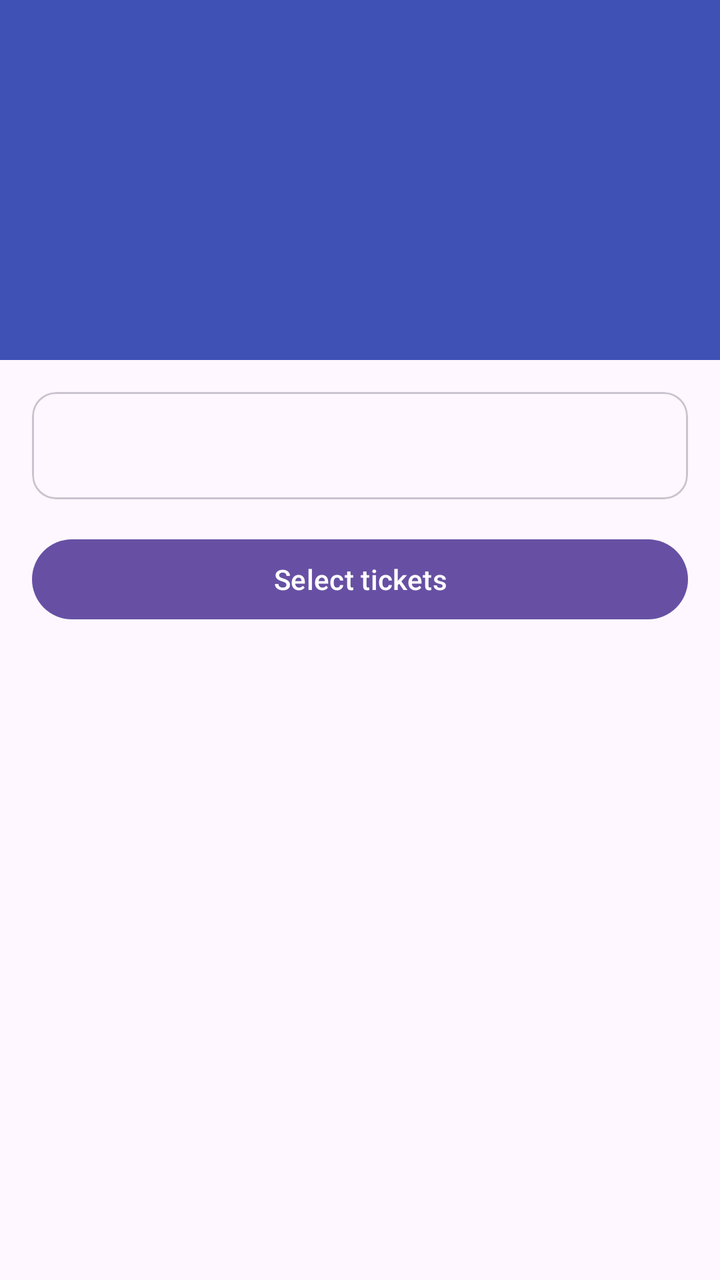
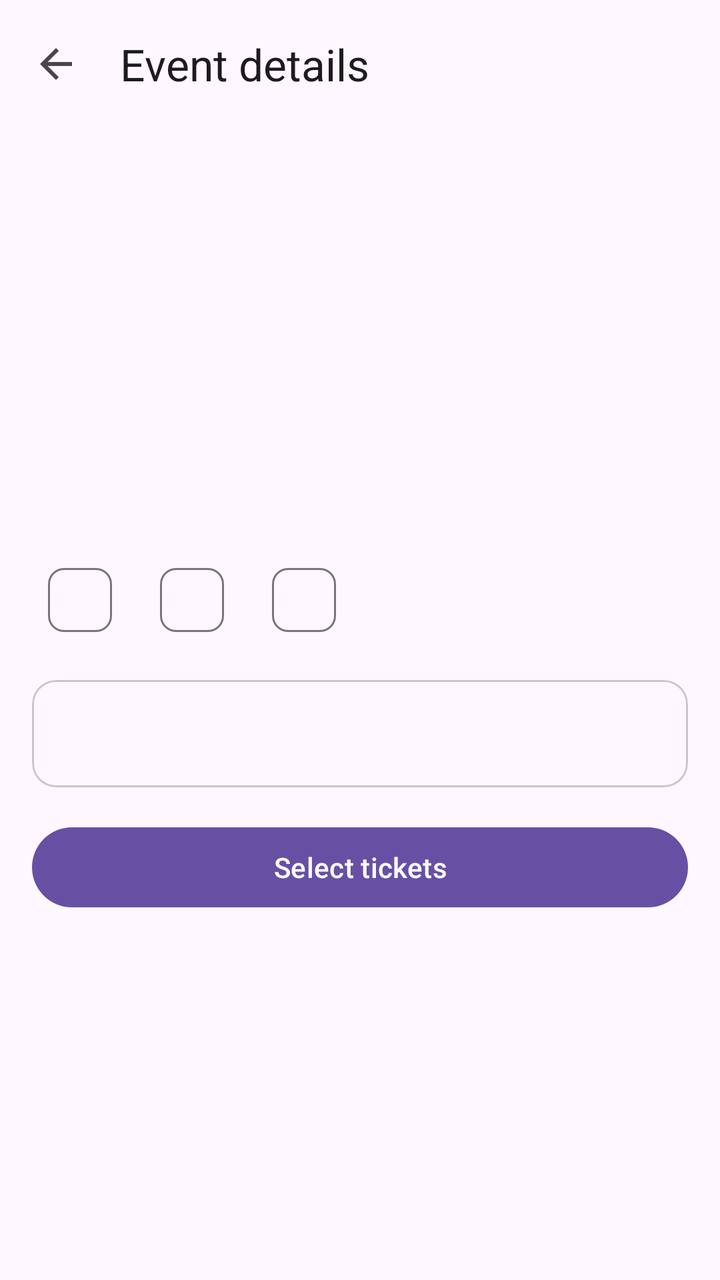

Compare the two renders of this Android layout. The source of the first and the diff that turns it into the second are given below.
<!-- AndroidManifest.xml: application theme Theme.Ticketree -->
<!-- res/layout/activity_event_detail.xml -->
<?xml version="1.0" encoding="utf-8"?>
<ScrollView xmlns:android="http://schemas.android.com/apk/res/android"
    android:layout_width="match_parent"
    android:layout_height="match_parent"
    android:fitsSystemWindows="true">

    <LinearLayout
        android:layout_width="match_parent"
        android:layout_height="wrap_content"
        android:orientation="vertical">

        <com.google.android.material.textview.MaterialTextView
            android:id="@+id/tvImage"
            android:layout_width="match_parent"
            android:layout_height="180dp"
            android:background="#3F51B5"
            android:gravity="center"
            android:textColor="#FFFFFF"
            android:textSize="22sp"
            android:textStyle="bold" />

        <com.google.android.material.card.MaterialCardView
            android:layout_width="match_parent"
            android:layout_height="wrap_content"
            android:layout_margin="16dp">

            <com.google.android.material.textview.MaterialTextView
                android:id="@+id/tvDetails"
                android:layout_width="match_parent"
                android:layout_height="wrap_content"
                android:padding="16dp"
                android:textSize="16sp" />
        </com.google.android.material.card.MaterialCardView>

        <com.google.android.material.button.MaterialButton
            android:id="@+id/btnSelectTickets"
            android:layout_width="match_parent"
            android:layout_height="wrap_content"
            android:layout_marginHorizontal="16dp"
            android:layout_marginBottom="16dp"
            android:text="Select tickets" />
    </LinearLayout>
</ScrollView>
<!-- resources referenced by this layout -->
<resources>
  <style name="Theme.Ticketree" parent="Base.Theme.Ticketree" />
  <style name="Base.Theme.Ticketree" parent="Theme.Material3.DayNight.NoActionBar">
          
          
      </style>
</resources>

<!-- the commit's change to res/layout/activity_event_detail.xml (unified diff, before → after) -->
@@ -1,43 +1,100 @@
 <?xml version="1.0" encoding="utf-8"?>
-<ScrollView xmlns:android="http://schemas.android.com/apk/res/android"
+<LinearLayout xmlns:android="http://schemas.android.com/apk/res/android"
+    xmlns:app="http://schemas.android.com/apk/res-auto"
     android:layout_width="match_parent"
     android:layout_height="match_parent"
-    android:fitsSystemWindows="true">
+    android:fitsSystemWindows="true"
+    android:orientation="vertical">
 
-    <LinearLayout
+    <com.google.android.material.appbar.MaterialToolbar
+        android:id="@+id/toolbar"
         android:layout_width="match_parent"
-        android:layout_height="wrap_content"
-        android:orientation="vertical">
+        android:layout_height="?attr/actionBarSize"
+        app:navigationIcon="@drawable/ic_back"
+        app:title="Event details" />
 
-        <com.google.android.material.textview.MaterialTextView
-            android:id="@+id/tvImage"
-            android:layout_width="match_parent"
-            android:layout_height="180dp"
-            android:background="#3F51B5"
-            android:gravity="center"
-            android:textColor="#FFFFFF"
-            android:textSize="22sp"
-            android:textStyle="bold" />
+    <ScrollView
+        android:layout_width="match_parent"
+        android:layout_height="0dp"
+        android:layout_weight="1">
 
-        <com.google.android.material.card.MaterialCardView
+        <LinearLayout
             android:layout_width="match_parent"
             android:layout_height="wrap_content"
-            android:layout_margin="16dp">
+            android:orientation="vertical">
 
-            <com.google.android.material.textview.MaterialTextView
-                android:id="@+id/tvDetails"
+            <LinearLayout
+                android:id="@+id/header"
+                android:layout_width="match_parent"
+                android:layout_height="200dp"
+                android:gravity="center"
+                android:orientation="vertical"
+                android:padding="16dp">
+
+                <com.google.android.material.textview.MaterialTextView
+                    android:id="@+id/tvEmoji"
+                    android:layout_width="wrap_content"
+                    android:layout_height="wrap_content"
+                    android:textColor="#212121"
+                    android:textSize="56sp" />
+
+                <com.google.android.material.textview.MaterialTextView
+                    android:id="@+id/tvImage"
+                    android:layout_width="wrap_content"
+                    android:layout_height="wrap_content"
+                    android:gravity="center"
+                    android:textAppearance="?attr/textAppearanceHeadlineSmall"
+                    android:textColor="#212121" />
+            </LinearLayout>
+
+            <com.google.android.material.chip.ChipGroup
                 android:layout_width="match_parent"
                 android:layout_height="wrap_content"
-                android:padding="16dp"
-                android:textSize="16sp" />
-        </com.google.android.material.card.MaterialCardView>
+                android:layout_marginHorizontal="16dp"
+                android:layout_marginTop="12dp">
 
-        <com.google.android.material.button.MaterialButton
-            android:id="@+id/btnSelectTickets"
-            android:layout_width="match_parent"
-            android:layout_height="wrap_content"
-            android:layout_marginHorizontal="16dp"
-            android:layout_marginBottom="16dp"
-            android:text="Select tickets" />
-    </LinearLayout>
-</ScrollView>
+                <com.google.android.material.chip.Chip
+                    android:id="@+id/chipCategory"
+                    style="@style/Widget.Material3.Chip.Assist"
+                    android:layout_width="wrap_content"
+                    android:layout_height="wrap_content"
+                    android:clickable="false" />
+
+                <com.google.android.material.chip.Chip
+                    android:id="@+id/chipVenue"
+                    style="@style/Widget.Material3.Chip.Assist"
+                    android:layout_width="wrap_content"
+                    android:layout_height="wrap_content"
+                    android:clickable="false" />
+
+                <com.google.android.material.chip.Chip
+                    android:id="@+id/chipAge"
+                    style="@style/Widget.Material3.Chip.Assist"
+                    android:layout_width="wrap_content"
+                    android:layout_height="wrap_content"
+                    android:clickable="false" />
+            </com.google.android.material.chip.ChipGroup>
+
+            <com.google.android.material.card.MaterialCardView
+                android:layout_width="match_parent"
+                android:layout_height="wrap_content"
+                android:layout_margin="16dp">
+
+                <com.google.android.material.textview.MaterialTextView
+                    android:id="@+id/tvDetails"
+                    android:layout_width="match_parent"
+                    android:layout_height="wrap_content"
+                    android:padding="16dp"
+                    android:textAppearance="?attr/textAppearanceBodyLarge" />
+            </com.google.android.material.card.MaterialCardView>
+
+            <com.google.android.material.button.MaterialButton
+                android:id="@+id/btnSelectTickets"
+                android:layout_width="match_parent"
+                android:layout_height="wrap_content"
+                android:layout_marginHorizontal="16dp"
+                android:layout_marginBottom="16dp"
+                android:text="Select tickets" />
+        </LinearLayout>
+    </ScrollView>
+</LinearLayout>
<!-- resource entries referenced after the edit -->
@@ -1,5 +1,16 @@
 <!-- resources referenced by this layout -->
 <resources>
+  <!-- drawable ic_back (drawable) -->
+  <vector xmlns:android="http://schemas.android.com/apk/res/android"
+      android:width="24dp"
+      android:height="24dp"
+      android:tint="?attr/colorControlNormal"
+      android:viewportWidth="24"
+      android:viewportHeight="24">
+      <path
+          android:fillColor="@android:color/white"
+          android:pathData="M20,11H7.83l5.59,-5.59L12,4l-8,8 8,8 1.41,-1.41L7.83,13H20v-2z" />
+  </vector>
   <style name="Theme.Ticketree" parent="Base.Theme.Ticketree" />
   <style name="Base.Theme.Ticketree" parent="Theme.Material3.DayNight.NoActionBar">
           
